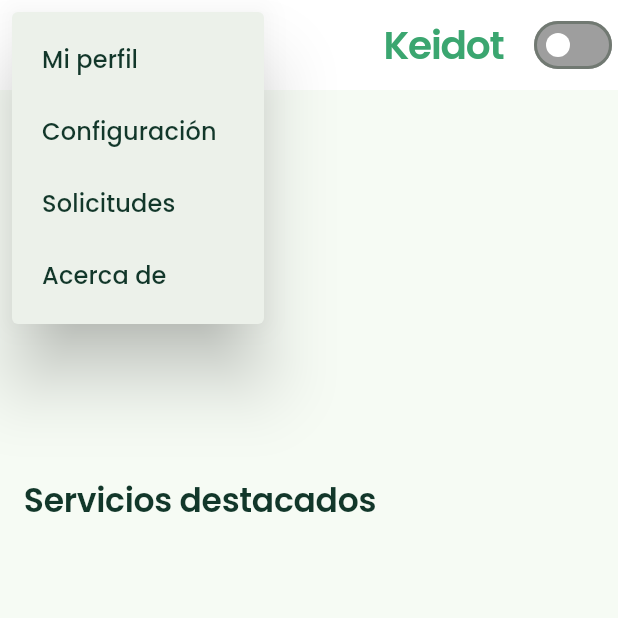
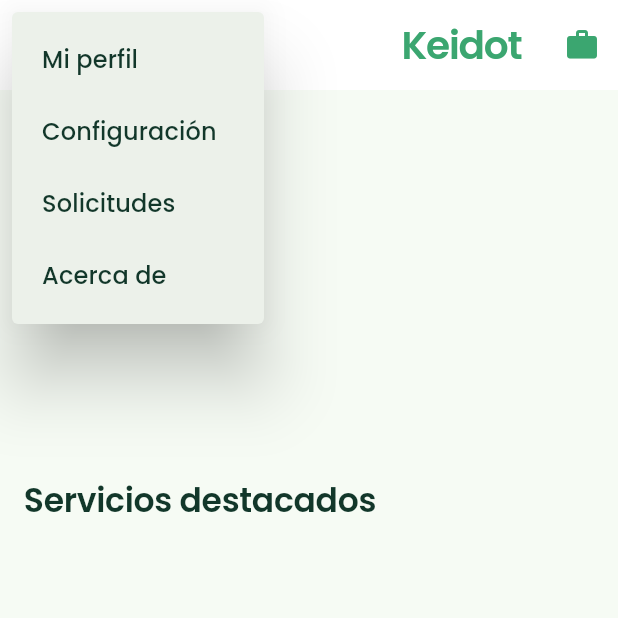
Before and after one commit to spricew/Keidot-Project, a Flutter app: the HomeScreen screen opened directly, after a tap on the "menu" icon, on a phone screen of 412 x 824 dp, the top half of it. Run offline on Flutter 3.47's test engine with Material 3 defaults, Android fonts, the phone set to English and light mode, and no system bars; our stand-ins replace file_picker, flutter_map, flutter_secure_storage, get, latlong2, logger and 1 more; missing offline and left inert: flutter_stripe; accounts and stored records are empty; network calls fail; project files that could hold a hidden picture were left out.

Commit message:
cambios de homeworkes

```diff
--- a/Keidot-Project/lib/presentation/screens/home_screen.dart
+++ b/Keidot-Project/lib/presentation/screens/home_screen.dart
@@ -5,8 +5,10 @@ import 'package:shimmer/shimmer.dart';
 import 'package:test_app/Services/client_request/services_request/service_controller.dart';
 import 'package:test_app/Services/client_request/transaction/service_transaction_controller.dart';
 import 'package:test_app/config/theme/app_theme.dart';
+import 'package:test_app/presentation/screens/new_worker.dart';
 import 'package:test_app/presentation/screens/request_screen1.dart';
 import 'package:test_app/presentation/worker/home_worker.dart';
+import 'package:test_app/presentation/worker/worker_assignment_detail_screen.dart';
 import 'package:test_app/widgets/custom_popup.dart';
 
 class HomeScreen extends StatefulWidget {
@@ -73,21 +75,17 @@ class _HomeScreenState extends State<HomeScreen> {
           ),
         ),
         actions: [
-          Switch(
-            value: _isWorker,
-            onChanged: (value) {
-              setState(() {
-                _isWorker = value;
-              });
+          IconButton(
+            icon:
+                const Icon(Icons.work, color: greenHigh), // Ícono de trabajador
+            onPressed: () {
+              Get.to(
+                  () => const HomepageWorker()); // Navegación a HomepageWorker
             },
-            activeColor: Colors.white,
-            activeTrackColor: Colors.green,
-            inactiveThumbColor: Colors.white,
-            inactiveTrackColor: Colors.grey,
           ),
         ],
       ),
-      body: _isWorker ? _buildWorkerUI() : _buildClientUI(),
+      body: _buildClientUI(),
     );
   }
 
--- a/Keidot-Project/lib/presentation/worker/worker_job_requests_screen.dart
+++ b/Keidot-Project/lib/presentation/worker/worker_job_requests_screen.dart
@@ -48,7 +48,6 @@ class _WorkerJobRequestsScreenState extends State<WorkerJobRequestsScreen> {
 
     return Scaffold(
       appBar: AppBar(
-        automaticallyImplyLeading: false,
         title: const Text(
           'Trabajos Disponibles',
           style: TextStyle(fontSize: 22, fontWeight: FontWeight.bold),
@@ -83,8 +82,7 @@ class _WorkerJobRequestsScreenState extends State<WorkerJobRequestsScreen> {
                   ),
                   elevation: 3,
                   child: ListTile(
-                    leading:
-                        const Icon(Icons.work, color: greenHigh, size: 30),
+                    leading: const Icon(Icons.work, color: greenHigh, size: 30),
                     title: Text(
                       job.nameOfService,
                       style: const TextStyle(
```
